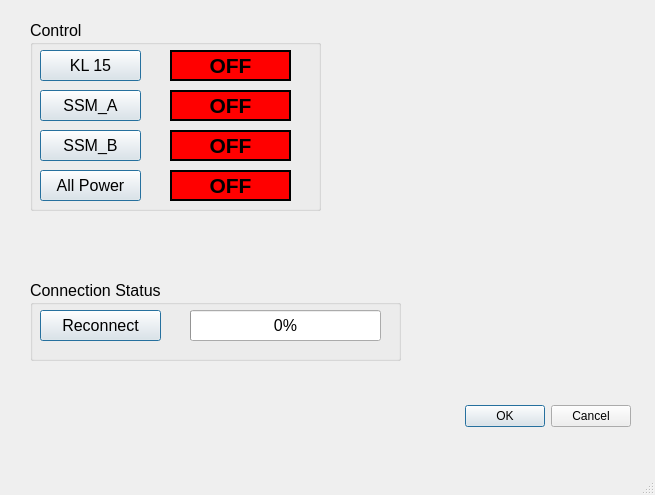
This is QT_GUI/guiLayOut2.ui in shaon01/SSM-power-management as Qt 5 draws it before an edit. The edited form follows.
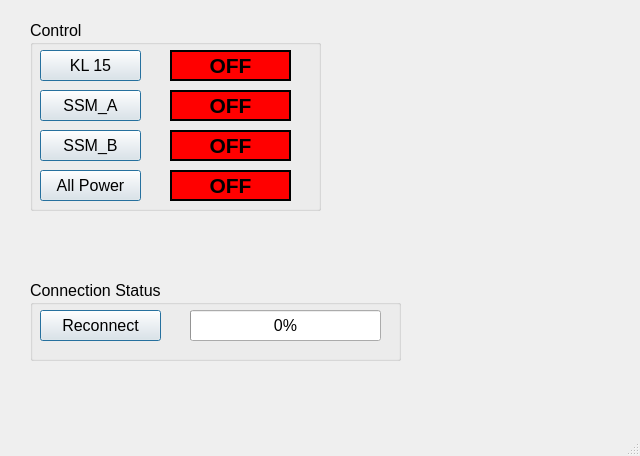
This is the edited form.

Commit message: updated the serial com for ssm_b, both arduino serial class

What changed in the file:
```diff
--- a/QT_GUI/guiLayOut2.ui
+++ b/QT_GUI/guiLayOut2.ui
@@ -6,8 +6,8 @@
    <rect>
     <x>0</x>
     <y>0</y>
-    <width>655</width>
-    <height>495</height>
+    <width>640</width>
+    <height>456</height>
    </rect>
   </property>
   <property name="windowTitle">
@@ -252,22 +252,6 @@
      </property>
     </widget>
    </widget>
-   <widget class="QDialogButtonBox" name="buttonBox">
-    <property name="geometry">
-     <rect>
-      <x>10</x>
-      <y>400</y>
-      <width>621</width>
-      <height>32</height>
-     </rect>
-    </property>
-    <property name="orientation">
-     <enum>Qt::Horizontal</enum>
-    </property>
-    <property name="standardButtons">
-     <set>QDialogButtonBox::Cancel|QDialogButtonBox::Ok</set>
-    </property>
-   </widget>
    <widget class="QGroupBox" name="groupBox">
     <property name="geometry">
      <rect>
```
Left out of the diff: 19 changed lines with no effect on the pictures. The commit also changes 3 other files.
